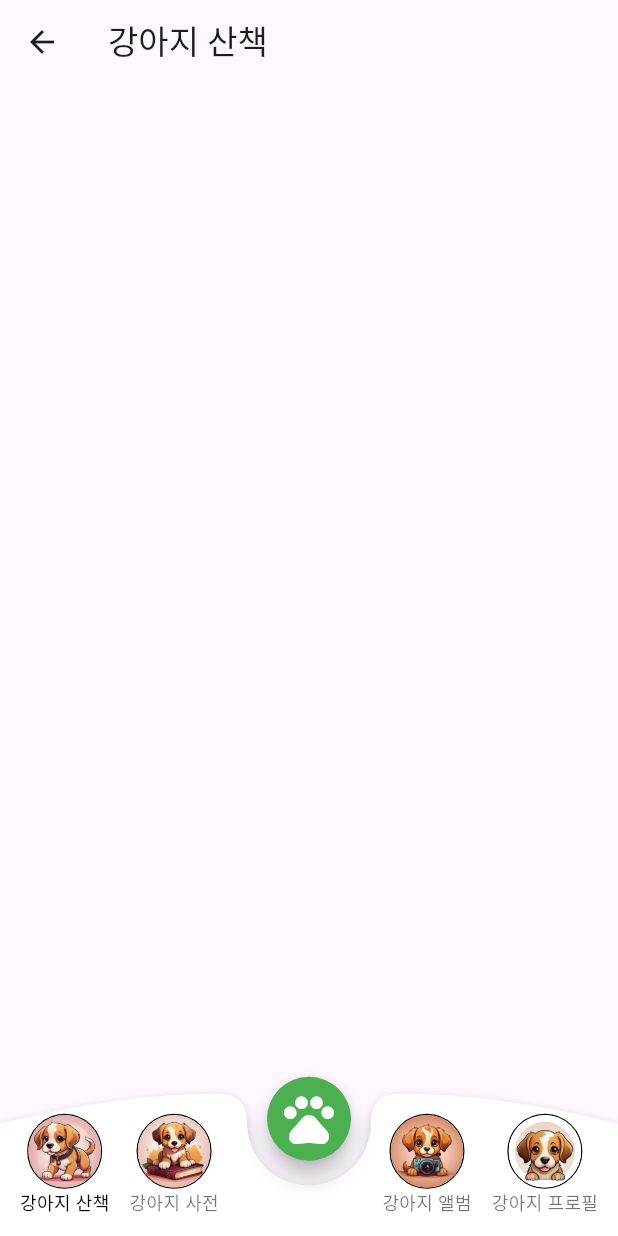
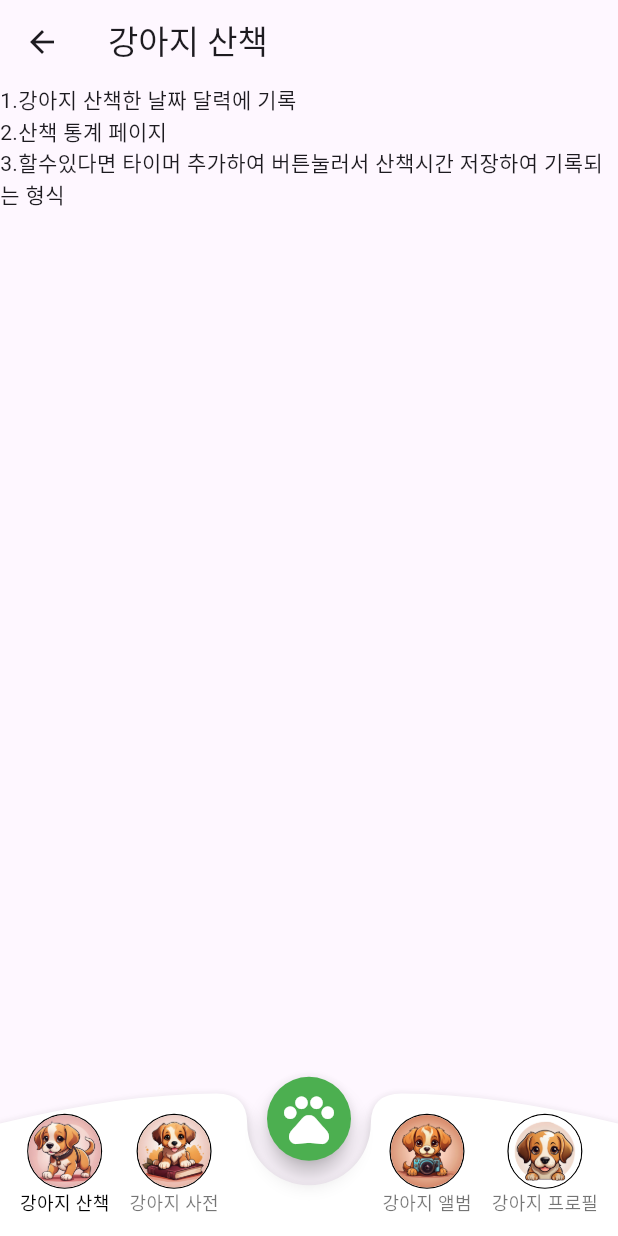
Before and after one commit to jeonghunlee99/Dog-Breed-Identification, a Flutter app: the DogWalkPage screen opened directly, on a phone screen of 412 x 824 dp. Run offline on Flutter 3.47's test engine with Material 3 defaults, Android fonts, the phone set to English and light mode, and no system bars; our stand-ins replace flutter_riverpod, image_picker.

Commit message:
강아지 산책 관련 기획

```diff
--- a/lib/dog_walk_screen.dart
+++ b/lib/dog_walk_screen.dart
@@ -16,7 +16,7 @@ class _DogWalkPageState extends State<DogWalkPage> {
   Widget build(BuildContext context) {
     return Scaffold(
       appBar: AppBar(title: const Text('강아지 산책')),
-      body: Center(),
+      body: Text("1.강아지 산책한 날짜 달력에 기록 \n2.산책 통계 페이지 \n3.할수있다면 타이머 추가하여 버튼눌러서 산책시간 저장하여 기록되는 형식 "),
       bottomNavigationBar: CustomBottomNavBar(
         currentIndex: _currentIndex,
         onTap: (index) {
```
